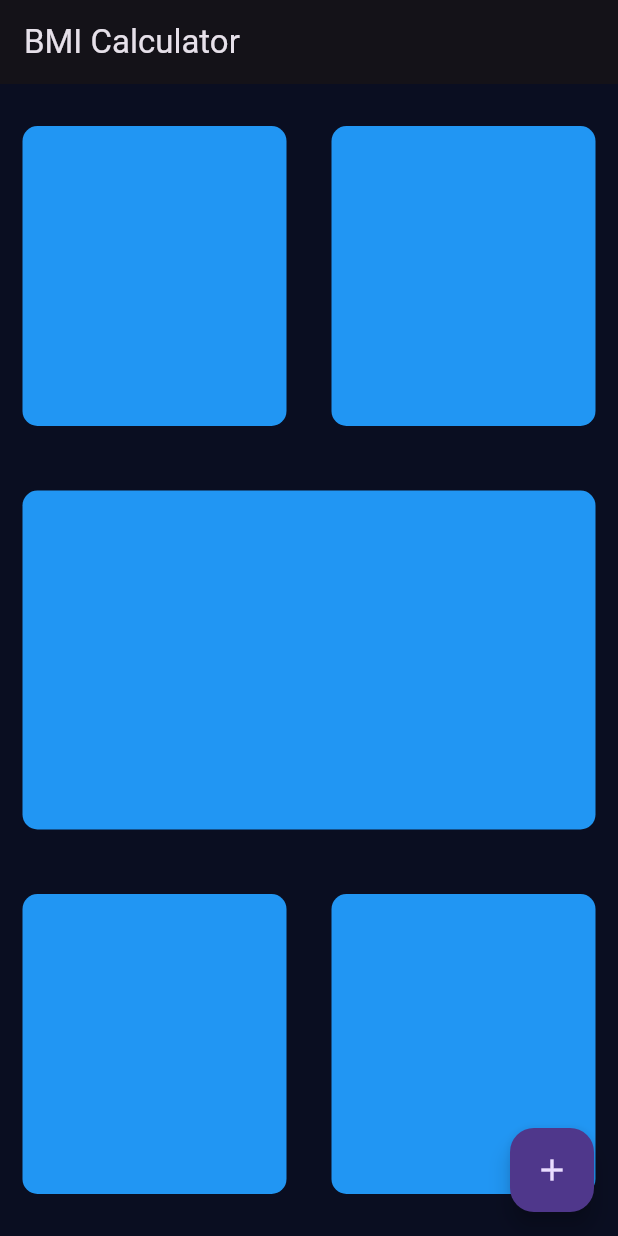
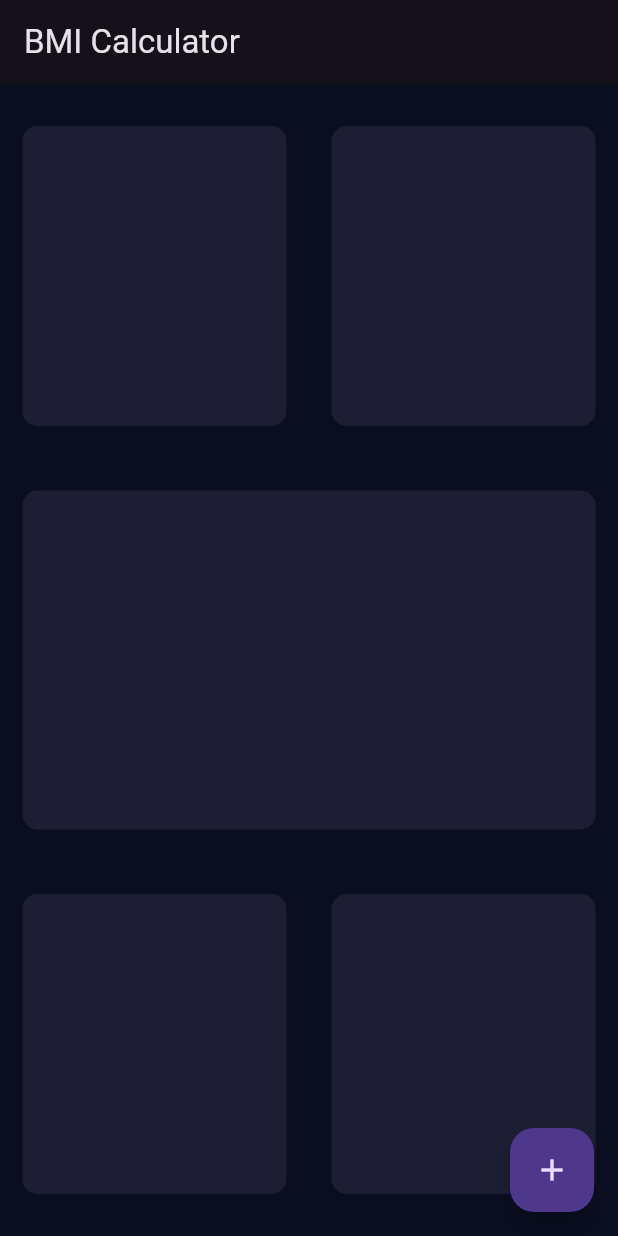
Before and after one commit to Rosy-90/BMICalculaor, a Flutter app: the screen it shows after launch, on a phone screen of 412 x 824 dp. Run offline on Flutter 3.47's test engine with Material 3 defaults, Android fonts, the phone set to English and light mode, and no system bars.

Commit message:
made colour as the required parameter

```diff
--- a/lib/input_page.dart
+++ b/lib/input_page.dart
@@ -24,14 +24,14 @@ class _InputPageState extends State<InputPage> {
       //body: Container(
       body: Column(
         children: [
-          const Expanded(
+           Expanded(
             child: Row(
             children: [
                Expanded(
-                child: ReusableCard(),
+                child: ReusableCard(colour: const Color(0xFF1D1E33)),
               ),
               Expanded(
-                child: ReusableCard(),
+                child: ReusableCard(colour: const Color(0xFF1D1E33)),
               ),
             ],
           ),
@@ -41,19 +41,19 @@ class _InputPageState extends State<InputPage> {
               height: 200,
               margin: const EdgeInsets.all(15),
               decoration: BoxDecoration(
-                color: Colors.blue,
+                color: const Color(0xFF1D1E33),
                 borderRadius: BorderRadius.circular(10),
               ),
             ),
           ),
-          const Expanded(
+           Expanded(
             child: Row(
               children: [
                 Expanded(
-                  child: ReusableCard(),
+                  child: ReusableCard(colour: const Color(0xFF1D1E33)),
                 ),
                 Expanded(
-                  child: ReusableCard(),
+                  child: ReusableCard(colour: const Color(0xFF1D1E33)),
                 ),
               ],
             ),
@@ -71,9 +71,8 @@ class _InputPageState extends State<InputPage> {
 }
 
 class ReusableCard extends StatelessWidget {
-  const ReusableCard({
-    super.key,
-  });
+  ReusableCard({super.key, required this.colour});
+  Color colour;
 
   @override
   Widget build(BuildContext context) {
@@ -82,7 +81,7 @@ class ReusableCard extends StatelessWidget {
       height: 200,
       margin: const EdgeInsets.all(15),
       decoration: BoxDecoration(
-        color: Colors.blue,
+        color: colour,
         borderRadius: BorderRadius.circular(10),
       ),
     );
```
